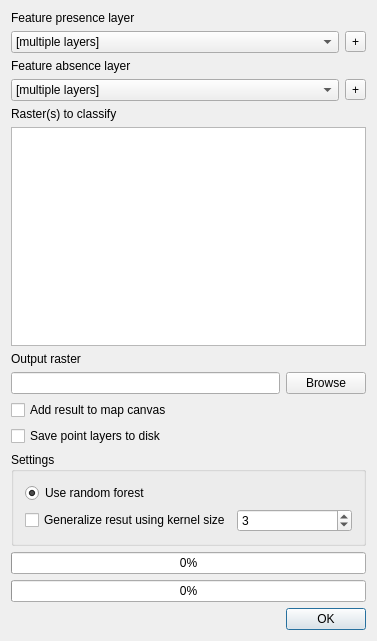
Before: the Qt Designer form src/plugins/dtclassifier/classifierdialogbase.ui in nextgis/nextgisqgis, drawn with Qt 5.
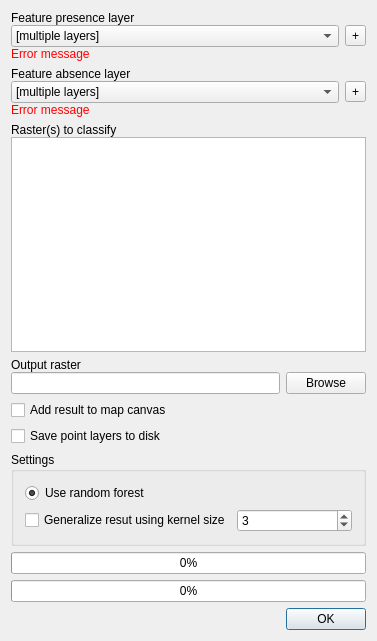
After: the same form once the commit is applied.

Commit message: Add input vector layer features geometry

```diff
--- a/src/plugins/dtclassifier/classifierdialogbase.ui
+++ b/src/plugins/dtclassifier/classifierdialogbase.ui
@@ -15,6 +15,14 @@
         </property>
         <layout class="QVBoxLayout" name="verticalLayout_3">
             <item>
+    <layout class="QVBoxLayout" name="verticalLayout_5">
+     <property name="spacing">
+      <number>0</number>
+     </property>
+     <property name="bottomMargin">
+      <number>0</number>
+     </property>
+     <item>
                 <widget class="QLabel" name="label">
                     <property name="text">
                         <string>Feature presence layer</string>
@@ -45,6 +53,29 @@
                 </layout>
             </item>
             <item>
+      <widget class="QLabel" name="presence_msg">
+       <property name="styleSheet">
+        <string notr="true">color:red</string>
+       </property>
+       <property name="text">
+        <string>Error message</string>
+       </property>
+       <property name="alignment">
+        <set>Qt::AlignLeading|Qt::AlignLeft|Qt::AlignVCenter</set>
+       </property>
+      </widget>
+     </item>
+    </layout>
+   </item>
+   <item>
+    <layout class="QVBoxLayout" name="verticalLayout_4">
+     <property name="spacing">
+      <number>0</number>
+     </property>
+     <property name="bottomMargin">
+      <number>0</number>
+     </property>
+     <item>
                 <widget class="QLabel" name="label_2">
                     <property name="text">
                         <string>Feature absence layer</string>
@@ -53,6 +84,9 @@
             </item>
             <item>
                 <layout class="QHBoxLayout" name="horizontalLayout_5">
+       <property name="bottomMargin">
+        <number>0</number>
+       </property>
                     <item>
                         <widget class="QComboBox" name="cmbAbsenceLayer">
                             <item>
@@ -75,6 +109,32 @@
                 </layout>
             </item>
             <item>
+      <widget class="QLabel" name="absence_msg">
+       <property name="enabled">
+        <bool>true</bool>
+       </property>
+       <property name="styleSheet">
+        <string notr="true">color:red</string>
+       </property>
+       <property name="text">
+        <string>Error message</string>
+       </property>
+       <property name="alignment">
+        <set>Qt::AlignLeading|Qt::AlignLeft|Qt::AlignVCenter</set>
+       </property>
+      </widget>
+     </item>
+    </layout>
+   </item>
+   <item>
+    <layout class="QVBoxLayout" name="verticalLayout_6">
+     <property name="spacing">
+      <number>0</number>
+     </property>
+     <property name="bottomMargin">
+      <number>0</number>
+     </property>
+     <item>
                 <widget class="QLabel" name="label_3">
                     <property name="text">
                         <string>Raster(s) to classify</string>
@@ -100,6 +160,16 @@
                     </property>
                 </widget>
             </item>
+    </layout>
+   </item>
+   <item>
+    <layout class="QVBoxLayout" name="verticalLayout_7">
+     <property name="spacing">
+      <number>0</number>
+     </property>
+     <property name="bottomMargin">
+      <number>0</number>
+     </property>
             <item>
                 <widget class="QLabel" name="label_4">
                     <property name="frameShape">
@@ -124,6 +194,8 @@
                     </item>
                 </layout>
             </item>
+    </layout>
+   </item>
             <item>
                 <widget class="QCheckBox" name="addToCanvasCheckBox">
                     <property name="text">
```
Left out of the diff: 44 changed lines with no effect on the pictures. Lines whose indentation alone changed are shown as unchanged. The commit also changes 2 other files.
